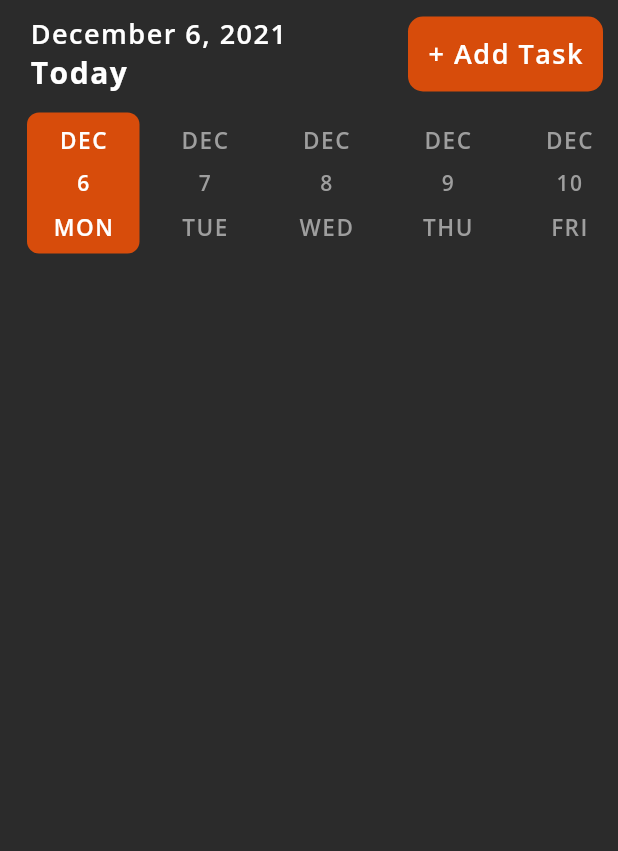
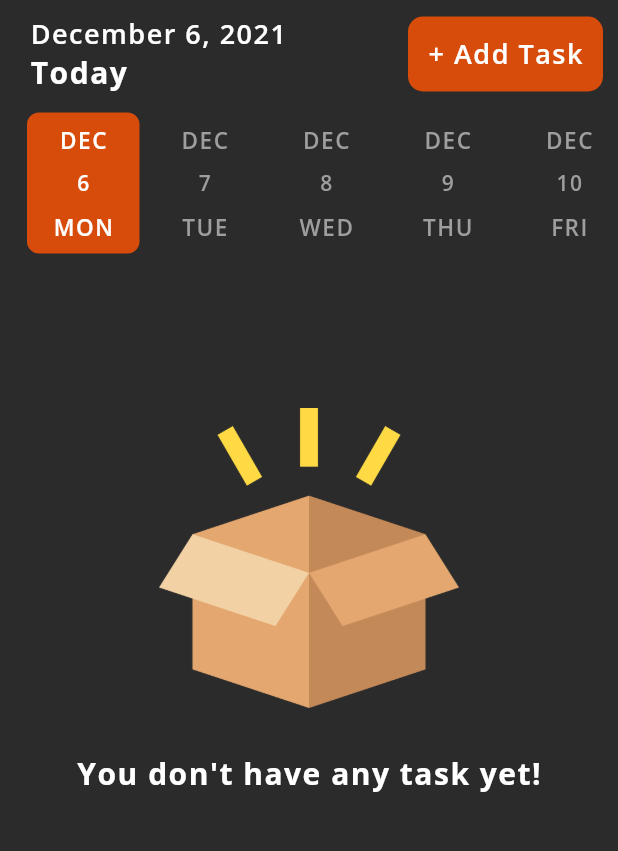
Before and after one commit to eslammongy/TodoApp, a Flutter app: the screen it shows after launch, after a tap on the "nightlight round" icon, on a phone screen of 412 x 824 dp, the part 84-935 px from its top. Run offline on Flutter 3.47's test engine with Material 2 defaults, Android fonts, the phone set to English and light mode, and no system bars; drawn by our look-alikes of date_picker_timeline; our stand-ins replace flutter_local_notifications, get, get_storage, google_fonts, timezone.

Commit message:
initial app local notifications

```diff
--- a/todo_app/lib/controllers/task_controller.dart
+++ b/todo_app/lib/controllers/task_controller.dart
@@ -1,5 +1,7 @@
 import 'package:get/get.dart';
+import 'package:todo_app/model/task.dart';
 
 class TaskController extends GetxController {
+  final tasksList = <Task>[];
   getAllTasks() {}
 }
--- a/todo_app/lib/main.dart
+++ b/todo_app/lib/main.dart
@@ -4,8 +4,9 @@ import 'package:todo_app/constants/theme.dart';
 import 'package:todo_app/screens/splash_screen.dart';
 import 'package:todo_app/services/theme_services.dart';
 
-void main() {
+void main() async {
   runApp(const MyApp());
+  WidgetsFlutterBinding.ensureInitialized;
 }
 
 class MyApp extends StatelessWidget {
--- /dev/null
+++ b/todo_app/lib/model/task.dart
@@ -0,0 +1,12 @@
+class Task {
+  int? id;
+  String? title;
+  String? note;
+  int? isCompleted;
+  String? date;
+  String? startTime;
+  String? endTime;
+  int? color;
+  int? remind;
+  String? repeat;
+}
--- a/todo_app/lib/screens/home_screen.dart
+++ b/todo_app/lib/screens/home_screen.dart
@@ -8,10 +8,12 @@ import 'package:todo_app/constants/theme.dart';
 import 'package:todo_app/controllers/task_controller.dart';
 import 'package:todo_app/screens/add_new_task.dart';
 import 'package:todo_app/screens/widgets/custom_appbar.dart';
+import 'package:todo_app/services/notification_services.dart';
 import 'package:todo_app/services/theme_services.dart';
 import 'widgets/custom__button.dart';
 
 class HomeScreen extends StatefulWidget {
+  // ignore: prefer_const_constructors_in_immutables
   HomeScreen({Key? key}) : super(key: key);
 
   @override
@@ -22,6 +24,14 @@ class _HomeScreenState extends State<HomeScreen> {
   final TaskController taskController = Get.put(TaskController());
 
   DateTime selectedDate = DateTime.now();
+  late LocalNotificationServices notificationHelper;
+  @override
+  void initState() {
+    super.initState();
+    notificationHelper = LocalNotificationServices();
+    notificationHelper.requestIosPermission();
+    notificationHelper.intilizationSettings();
+  }
 
   @override
   Widget build(BuildContext context) {
@@ -31,7 +41,13 @@ class _HomeScreenState extends State<HomeScreen> {
           context: context,
           title: "Home",
           widget: IconButton(
-              onPressed: () => ThemeServices().switchThemeMode(),
+              onPressed: () {
+                ThemeServices().switchThemeMode();
+                notificationHelper.displayNotifications(
+                    title: "Theme", content: "App Theme is changed.");
+
+                notificationHelper.scheduleAppNotifications();
+              },
               icon: Icon(
                 Get.isDarkMode
                     ? Icons.wb_sunny_outlined
@@ -39,7 +55,7 @@ class _HomeScreenState extends State<HomeScreen> {
                 color: Get.isDarkMode ? orangeClr : darkGreyClr,
               ))),
       body: Column(
-        children: [buildTaskBar(), displayCalenderView()],
+        children: [buildTaskBar(), displayCalenderView(), noTasksFound()],
       ),
     );
   }
@@ -111,4 +127,65 @@ class _HomeScreenState extends State<HomeScreen> {
           },
         ));
   }
+
+  displayAllTasks() {
+    return Expanded(child: Obx(() {
+      if (taskController.tasksList.isEmpty) {
+        return noTasksFound();
+      } else {
+        return Container(
+          height: 0,
+        );
+      }
+    }));
+  }
+
+  Widget noTasksFound() {
+    return Stack(
+      children: [
+        AnimatedPositioned(
+          duration: Duration(microseconds: 3000),
+          child: SingleChildScrollView(
+              child: Wrap(
+            alignment: WrapAlignment.center,
+            crossAxisAlignment: WrapCrossAlignment.center,
+            direction: SizeConfig.orientation == Orientation.landscape
+                ? Axis.horizontal
+                : Axis.vertical,
+            children: [
+              SizeConfig.orientation == Orientation.landscape
+                  ? const SizedBox(
+                      height: 50,
+                    )
+                  : const SizedBox(
+                      height: 100,
+                    ),
+              Image.asset(
+                "assets/images/empty_box.png",
+                fit: BoxFit.contain,
+                width: 200,
+                height: 200,
+              ),
+              Padding(
+                padding:
+                    const EdgeInsets.symmetric(horizontal: 30, vertical: 30),
+                child: Text(
+                  "You don't have any task yet!",
+                  style: subHeadingStyle,
+                  textAlign: TextAlign.center,
+                ),
+              ),
+              SizeConfig.orientation == Orientation.landscape
+                  ? const SizedBox(
+                      height: 30,
+                    )
+                  : const SizedBox(
+                      height: 100,
+                    ),
+            ],
+          )),
+        )
+      ],
+    );
+  }
 }
--- a/todo_app/lib/screens/notifications_screen.dart
+++ b/todo_app/lib/screens/notifications_screen.dart
@@ -1,5 +1,4 @@
 import 'package:flutter/material.dart';
-import 'package:flutter/services.dart';
 import 'package:get/get.dart';
 import 'package:todo_app/constants/theme.dart';
 
--- /dev/null
+++ b/todo_app/lib/services/notification_services.dart
@@ -0,0 +1,92 @@
+import 'package:flutter/material.dart';
+import 'package:flutter_local_notifications/flutter_local_notifications.dart';
+import 'package:get/get.dart';
+
+import 'package:todo_app/screens/notifications_screen.dart';
+import 'package:timezone/data/latest_all.dart' as tz;
+import 'package:timezone/timezone.dart' as tz;
+
+class LocalNotificationServices {
+  FlutterLocalNotificationsPlugin flutterLocalNotificationsPlugin =
+      FlutterLocalNotificationsPlugin();
+
+  requestIosPermission() {
+    flutterLocalNotificationsPlugin
+        .resolvePlatformSpecificImplementation<
+            IOSFlutterLocalNotificationsPlugin>()
+        ?.requestPermissions(sound: true, alert: true, badge: true);
+  }
+
+  intilizationSettings() async {
+    tz.initializeTimeZones();
+    final AndroidInitializationSettings initializationSettingsAndroid =
+        AndroidInitializationSettings('task');
+
+    final IOSInitializationSettings initializationSettingsIOS =
+        IOSInitializationSettings(
+      requestSoundPermission: false,
+      requestBadgePermission: false,
+      requestAlertPermission: false,
+      onDidReceiveLocalNotification: onDidReceiveLocalNotification,
+    );
+
+    final InitializationSettings initializationSettings =
+        InitializationSettings(
+      android: initializationSettingsAndroid,
+      iOS: initializationSettingsIOS,
+    );
+    await flutterLocalNotificationsPlugin.initialize(initializationSettings,
+        onSelectNotification: (String? payload) async {
+      selectNotification(payload!);
+    });
+  }
+
+  scheduleAppNotifications() async {
+    await flutterLocalNotificationsPlugin.zonedSchedule(
+        0,
+        'scheduled title',
+        'scheduled body',
+        tz.TZDateTime.now(tz.local).add(const Duration(seconds: 5)),
+        const NotificationDetails(
+            android: AndroidNotificationDetails(
+                'your channel id', 'your channel name',
+                channelDescription: 'your channel description')),
+        androidAllowWhileIdle: true,
+        uiLocalNotificationDateInterpretation:
+            UILocalNotificationDateInterpretation.absoluteTime);
+  }
+
+  void selectNotification(String payload) async {
+    // ignore: unnecessary_null_comparison
+    if (payload != null) {
+      debugPrint('notification payload: $payload');
+    }
+    await Get.to(NotificationScreen());
+  }
+
+  void displayNotifications(
+      {required String title, required String content}) async {
+    AndroidNotificationDetails androidPlatformChannelSpecifics =
+        const AndroidNotificationDetails('your channel id', 'your channel name',
+            channelDescription: 'your channel description',
+            importance: Importance.max,
+            priority: Priority.high,
+            playSound: true,
+            ticker: 'ticker');
+
+    IOSNotificationDetails iosNotificationDetails =
+        const IOSNotificationDetails();
+    // ignore: unused_local_variable
+    NotificationDetails platformChannelSpecifics = NotificationDetails(
+        android: androidPlatformChannelSpecifics, iOS: iosNotificationDetails);
+
+    await flutterLocalNotificationsPlugin
+        .show(0, title, content, platformChannelSpecifics, payload: 'Default');
+  }
+
+  void onDidReceiveLocalNotification(
+      int id, String? title, String? body, String? payload) async {
+    // display a dialog with the notification details, tap ok to go to another page
+    Get.dialog(Text(body!));
+  }
+}
```
Also changed, not shown: 4 other files.
